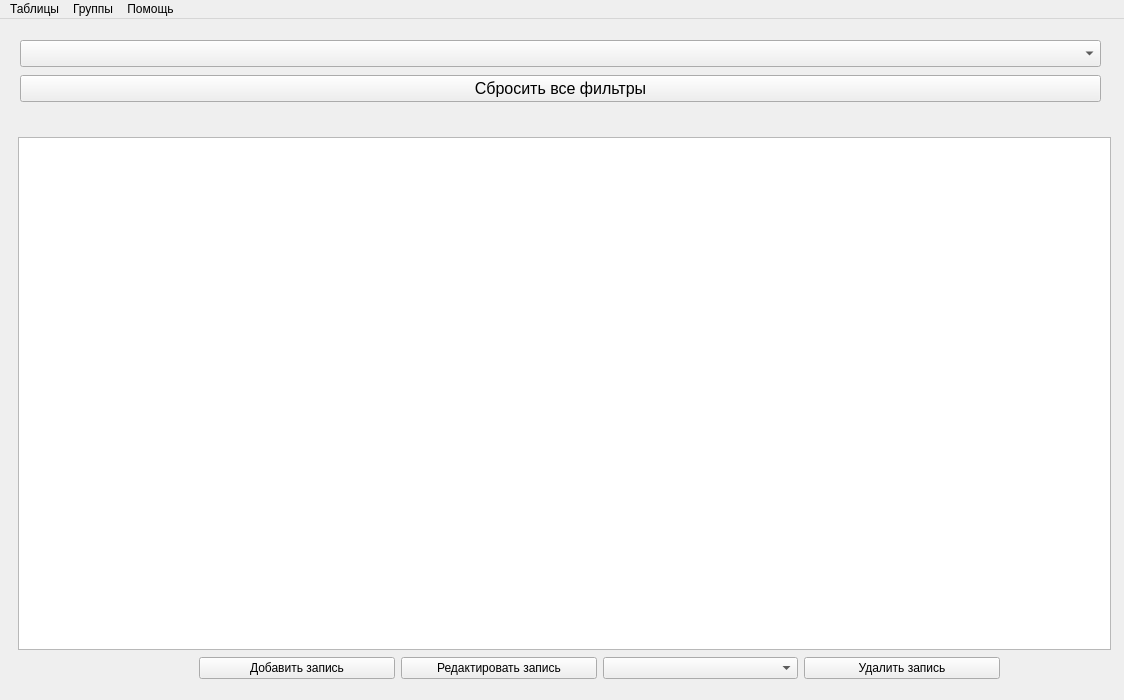
Before: the Qt Designer form ui/main.ui in came0987/dbms_mpei, drawn with Qt 5.
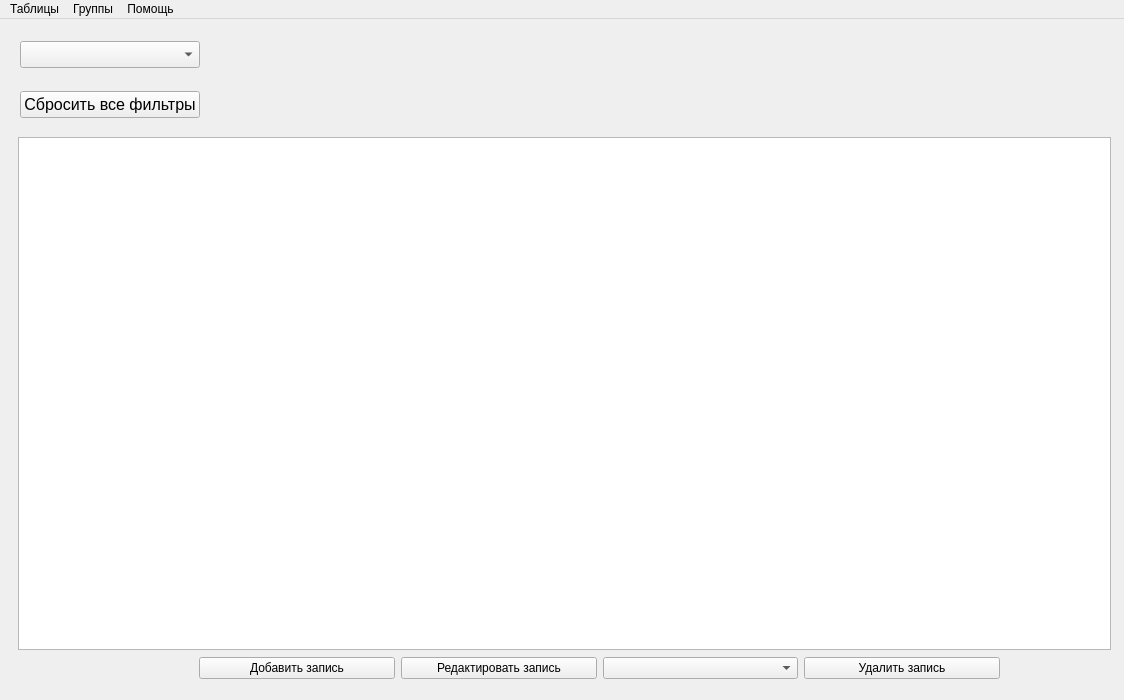
After: the same form once the commit is applied.

Commit message: filters int and str

Diff of the .ui file:
```diff
--- a/ui/main.ui
+++ b/ui/main.ui
@@ -142,9 +142,9 @@
         <property name="geometry">
          <rect>
           <x>11</x>
-          <y>10</y>
+          <y>-4</y>
           <width>1081</width>
-          <height>67</height>
+          <height>111</height>
          </rect>
         </property>
         <layout class="QHBoxLayout" name="toplevel_layout">
@@ -153,8 +153,20 @@
            <property name="sizeConstraint">
             <enum>QLayout::SizeConstraint::SetDefaultConstraint</enum>
            </property>
-           <item>
+           <item alignment="Qt::AlignmentFlag::AlignLeft">
             <widget class="QComboBox" name="add_filters_cb">
+             <property name="minimumSize">
+              <size>
+               <width>180</width>
+               <height>0</height>
+              </size>
+             </property>
+             <property name="maximumSize">
+              <size>
+               <width>180</width>
+               <height>16777215</height>
+              </size>
+             </property>
              <property name="font">
               <font>
                <pointsize>12</pointsize>
@@ -171,8 +183,23 @@
              </property>
             </widget>
            </item>
-           <item>
+           <item alignment="Qt::AlignmentFlag::AlignLeft">
             <widget class="QPushButton" name="delete_all_filters">
+             <property name="enabled">
+              <bool>true</bool>
+             </property>
+             <property name="minimumSize">
+              <size>
+               <width>180</width>
+               <height>0</height>
+              </size>
+             </property>
+             <property name="maximumSize">
+              <size>
+               <width>180</width>
+               <height>16777215</height>
+              </size>
+             </property>
              <property name="font">
               <font>
                <pointsize>12</pointsize>
```
The commit also changes 1 other file.
